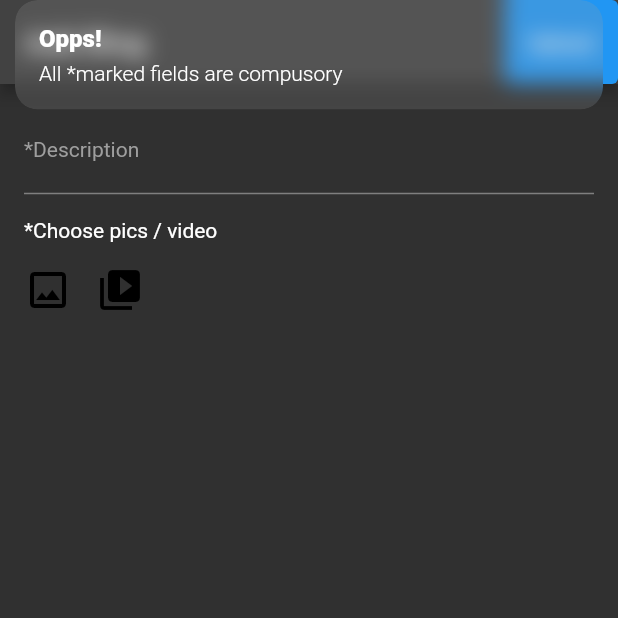
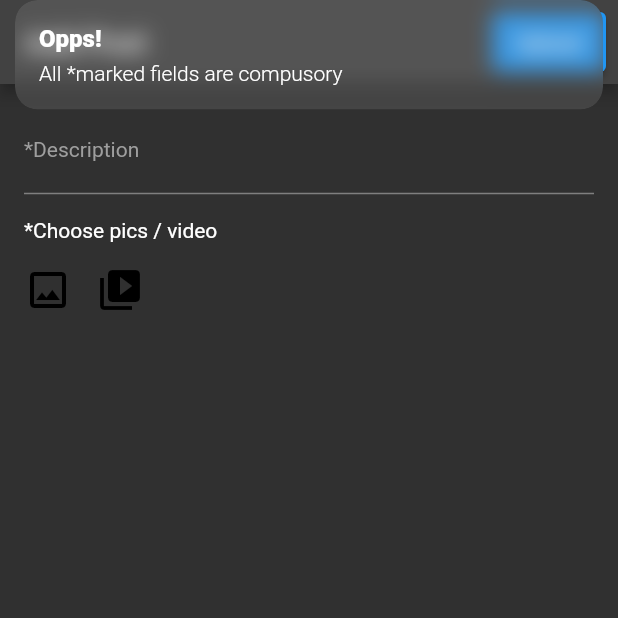
Before and after one commit to SatyamKr07/expApp, a Flutter app: the AddPost screen opened directly, after a tap on "Upload", on a phone screen of 412 x 824 dp, the top half of it. Run offline on Flutter 3.47's test engine with Material 2 defaults, Android fonts, the phone set to English and light mode, and no system bars; drawn by our look-alikes of carousel_slider; our stand-ins replace better_player, cached_network_image, cloud_firestore, firebase_auth, firebase_core, firebase_storage and 13 more; missing offline and left inert: video_compress; accounts and stored records are empty; generated files the repository leaves out were written again.

Commit message:
ui fixes

```diff
--- a/lib/src/pages/add_post/add_post.dart
+++ b/lib/src/pages/add_post/add_post.dart
@@ -19,15 +19,18 @@ class AddPost extends StatelessWidget {
               ? Material(child: Center(child: CircularProgressIndicator()))
               : Scaffold(
                   appBar: AppBar(
-                    title: const Text("Add Blog"),
+                    title: const Text("Add Post"),
                     actions: [
-                      ElevatedButton(
-                        onPressed: () async {
-                          await addBlogController.uploadPost();
+                      Padding(
+                        padding: const EdgeInsets.all(8.0),
+                        child: ElevatedButton(
+                          onPressed: () async {
+                            await addBlogController.uploadPost();
 
-                          // logger.d('imagesUrl :${addBlogController.blogModel.picList}');
-                        },
-                        child: const Text('Upload'),
+                            // logger.d('imagesUrl :${addBlogController.blogModel.picList}');
+                          },
+                          child: const Text('Upload'),
+                        ),
                       ),
                     ],
                   ),
```
